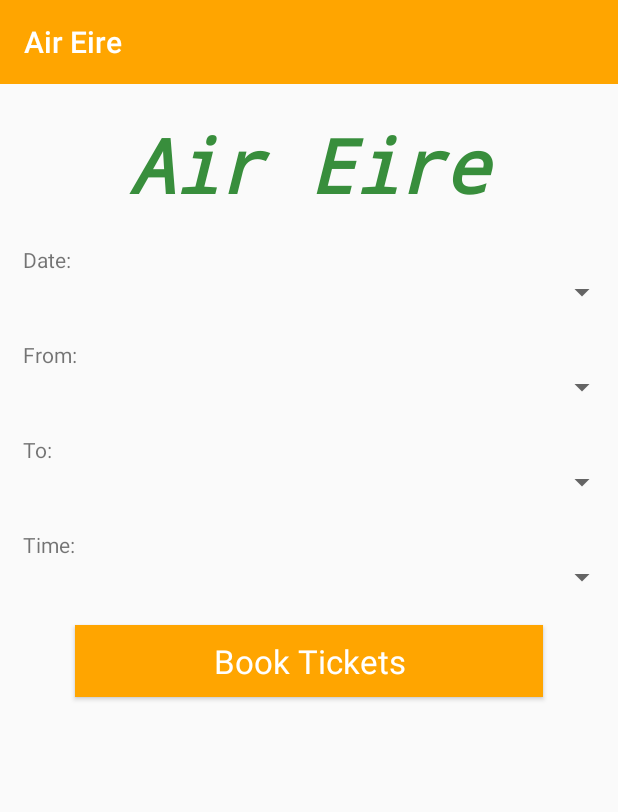
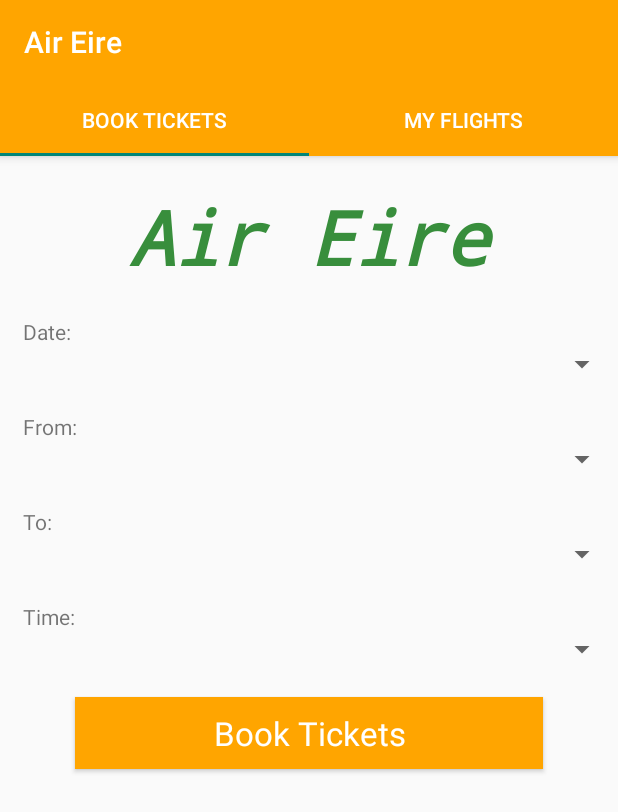
Before and after one commit to ConorH99/AndroidFlightBookingApp, an Android app: the AccountHomeActivity screen opened directly, with no data from a screen before it, on a phone screen of 412 x 824 dp. Shown: the top 812 px of the screen. Run offline under Robolectric (Android 15) with nearby library versions, the phone set to English and light mode, and no system bars; our stand-ins replace Room's generated code; 1 statement that could not run was skipped.

Commit message:
Addressed warnings throughout project

```diff
--- a/app/src/main/java/com/aireire/app/AccountHomeActivity.java
+++ b/app/src/main/java/com/aireire/app/AccountHomeActivity.java
@@ -1,6 +1,5 @@
 package com.aireire.app;
 
-import androidx.annotation.NonNull;
 import androidx.appcompat.app.AppCompatActivity;
 import androidx.appcompat.widget.Toolbar;
 import androidx.fragment.app.Fragment;
@@ -11,11 +10,12 @@ import androidx.viewpager.widget.ViewPager;
 import android.content.Intent;
 import android.os.Bundle;
 
+import com.google.android.material.tabs.TabLayout;
+
 public class AccountHomeActivity extends AppCompatActivity {
 
     public static final String USER_EMAIL_INTENT = null;
     public static String USER_EMAIL;
-    FlightDao flightDao;
 
     @Override
     protected void onCreate(Bundle savedInstanceState) {
@@ -26,12 +26,16 @@ public class AccountHomeActivity extends AppCompatActivity {
         setSupportActionBar(toolbar);
         Intent intent = getIntent();
         USER_EMAIL = intent.getStringExtra(USER_EMAIL_INTENT);
+        System.out.println(USER_EMAIL);
         ViewPager pager = findViewById(R.id.pager);
         AppSectionsAdapter adapter = new AppSectionsAdapter(getSupportFragmentManager());
         pager.setAdapter(adapter);
+        TabLayout tabs = findViewById(R.id.tabs);
+        tabs.setTabTextColors(getColor(R.color.white), getColor(R.color.white));
+        tabs.setupWithViewPager(pager);
     }
 
-    public class AppSectionsAdapter extends FragmentPagerAdapter {
+    private class AppSectionsAdapter extends FragmentPagerAdapter {
 
         public AppSectionsAdapter(FragmentManager manager) {
             super(manager, BEHAVIOR_RESUME_ONLY_CURRENT_FRAGMENT);
@@ -42,7 +46,6 @@ public class AccountHomeActivity extends AppCompatActivity {
             return 2;
         }
 
-        @NonNull
         @Override
         public Fragment getItem(int position) {
             switch (position) {
@@ -53,5 +56,16 @@ public class AccountHomeActivity extends AppCompatActivity {
             }
             return null;
         }
+
+        @Override
+        public CharSequence getPageTitle(int position) {
+            switch (position) {
+                case 0:
+                    return getString(R.string.book_ticket);
+                case 1:
+                    return getString(R.string.my_flights);
+            }
+            return null;
+        }
     }
 }
--- a/app/src/main/java/com/aireire/app/AppDatabase.java
+++ b/app/src/main/java/com/aireire/app/AppDatabase.java
@@ -1,6 +1,7 @@
 package com.aireire.app;
 
 import android.content.Context;
+import android.util.Log;
 
 import androidx.annotation.NonNull;
 import androidx.room.Database;
--- a/app/src/main/java/com/aireire/app/BookedFlightDao.java
+++ b/app/src/main/java/com/aireire/app/BookedFlightDao.java
@@ -6,6 +6,8 @@ import androidx.room.Query;
 @Dao
 public interface BookedFlightDao {
 
-    @Query("select departure, destination, date, time from flights inner join user_flight on flights.id = user_flight.id inner join users on users.id = user_flight.userId where users.email = :email")
+    @Query("select departure, destination, date, time from flights " +
+            "inner join user_flight on flights.id = user_flight.flightId " +
+            "inner join users on users.id = user_flight.userId where users.email = :email")
     BookedFlight[] selectBookedFlights(String email);
 }
--- a/app/src/main/java/com/aireire/app/BookedFlightsAdapter.java
+++ b/app/src/main/java/com/aireire/app/BookedFlightsAdapter.java
@@ -10,7 +10,7 @@ import androidx.recyclerview.widget.RecyclerView;
 
 public class BookedFlightsAdapter extends RecyclerView.Adapter<BookedFlightsAdapter.ViewHolder> {
 
-    private BookedFlight[] bookedFlights;
+    private final BookedFlight[] bookedFlights;
 
     public BookedFlightsAdapter(final BookedFlight[] bookedFlights) {
         this.bookedFlights = bookedFlights;
@@ -44,7 +44,7 @@ public class BookedFlightsAdapter extends RecyclerView.Adapter<BookedFlightsAdap
 
     public static class ViewHolder extends RecyclerView.ViewHolder {
 
-        private CardView cardView;
+        private final CardView cardView;
 
         public ViewHolder(CardView view) {
             super(view);
--- a/app/src/main/java/com/aireire/app/FlightDao.java
+++ b/app/src/main/java/com/aireire/app/FlightDao.java
@@ -2,10 +2,8 @@
 
 
  import androidx.room.Dao;
- import androidx.room.Delete;
  import androidx.room.Insert;
  import androidx.room.Query;
- import androidx.room.Update;
 
 
  import static androidx.room.OnConflictStrategy.REPLACE;
@@ -15,24 +13,6 @@
 
      @Insert(onConflict = REPLACE)
      void insertFlight(Flight flight);
-
-     @Insert(onConflict = REPLACE)
-     void insertFlights(Flight... flights);
-
-     @Update
-     void updateFlight(Flight flight);
-
-     @Update
-     void updateFlights(Flight... flights);
-
-     @Delete
-     void deleteFlight(Flight flight);
-
-     @Delete
-     void deleteUsers(Flight... flights);
-
-     @Query("SELECT * from flights")
-     Flight[] selectAllFlights();
 
      @Query("SELECT DISTINCT departure FROM flights")
      String[] selectAllDepartures();
--- a/app/src/main/java/com/aireire/app/LoginActivity.java
+++ b/app/src/main/java/com/aireire/app/LoginActivity.java
@@ -22,7 +22,7 @@ public class LoginActivity extends RequiredFields {
         emailView = findViewById(R.id.email_entry_view);
         passwordView = findViewById(R.id.password_entry_view);
         Toolbar toolbar = findViewById(R.id.toolbar_login);
-        toolbar.setTitleTextColor(getResources().getColor(R.color.white));
+        toolbar.setTitleTextColor(getColor(R.color.white));
         setSupportActionBar(toolbar);
         AppDatabase db = AppDatabase.getInstance(this);
         userDao = db.userDao();
--- a/app/src/main/java/com/aireire/app/MainActivity.java
+++ b/app/src/main/java/com/aireire/app/MainActivity.java
@@ -14,9 +14,8 @@ public class MainActivity extends AppCompatActivity {
         super.onCreate(savedInstanceState);
         setContentView(R.layout.activity_main);
         Toolbar toolbar = findViewById(R.id.toolbar_welcome);
-        toolbar.setTitleTextColor(getResources().getColor(R.color.white));
+        toolbar.setTitleTextColor(getColor(R.color.white));
         setSupportActionBar(toolbar);
-        AppDatabase db = AppDatabase.getInstance(this);
     }
 
     public void loginOnClick(View view) {
--- a/app/src/main/java/com/aireire/app/RequiredFields.java
+++ b/app/src/main/java/com/aireire/app/RequiredFields.java
@@ -8,8 +8,6 @@ import androidx.appcompat.app.AppCompatActivity;
 import com.google.android.material.textfield.TextInputLayout;
 
 public abstract class RequiredFields extends AppCompatActivity {
-
-    private Context context;
 
     public boolean isFieldEmpty(TextInputLayout textBox) {
         if (textBox.getError() != null) {
--- a/app/src/main/java/com/aireire/app/SignupActivity.java
+++ b/app/src/main/java/com/aireire/app/SignupActivity.java
@@ -26,7 +26,7 @@ public class SignupActivity extends RequiredFields {
         emailView = findViewById(R.id.email_entry_view);
         passwordView = findViewById(R.id.password_entry_view);
         Toolbar toolbar = findViewById(R.id.toolbar_signup);
-        toolbar.setTitleTextColor(getResources().getColor(R.color.white));
+        toolbar.setTitleTextColor(getColor(R.color.white));
         setSupportActionBar(toolbar);
         db = AppDatabase.getInstance(this);
         userDao = db.userDao();
--- a/app/src/main/java/com/aireire/app/UserDao.java
+++ b/app/src/main/java/com/aireire/app/UserDao.java
@@ -1,10 +1,8 @@
 package com.aireire.app;
 
 import androidx.room.Dao;
-import androidx.room.Delete;
 import androidx.room.Insert;
 import androidx.room.Query;
-import androidx.room.Update;
 
 import static androidx.room.OnConflictStrategy.REPLACE;
 
@@ -13,24 +11,6 @@ public interface UserDao {
     @Insert(onConflict = REPLACE)
     void insertUser(User user);
 
-    @Insert(onConflict = REPLACE)
-    void insertUsers(User...users);
-
-    @Update
-    void update(User user);
-
-    @Update
-    void updateUsers(User...users);
-
-    @Delete
-    void deleteUser(User user);
-
-    @Delete
-    void deleteUsers(User...user);
-
-    @Query("SELECT * from users")
-    User[] selectAllUsers();
-
     @Query("SELECT * FROM users WHERE email = :email")
     User selectUserWithEmail(String email);
 
--- a/app/src/main/res/layout/activity_account_home.xml
+++ b/app/src/main/res/layout/activity_account_home.xml
@@ -1,15 +1,24 @@
 <?xml version="1.0" encoding="utf-8"?>
 <LinearLayout xmlns:android="http://schemas.android.com/apk/res/android"
-    xmlns:app="http://schemas.android.com/apk/res-auto"
     xmlns:tools="http://schemas.android.com/tools"
     android:layout_width="match_parent"
     android:layout_height="match_parent"
     android:orientation="vertical"
     tools:context=".AccountHomeActivity">
 
-    <include
-        android:id="@+id/toolbar_account_home"
-        layout="@layout/toolbar" />
+    <com.google.android.material.appbar.AppBarLayout
+        android:layout_width="match_parent"
+        android:layout_height="wrap_content">
+
+        <include
+            android:id="@+id/toolbar_account_home"
+            layout="@layout/toolbar" />
+
+        <com.google.android.material.tabs.TabLayout
+            android:id="@+id/tabs"
+            android:layout_width="match_parent"
+            android:layout_height="wrap_content"/>
+    </com.google.android.material.appbar.AppBarLayout>
 
     <androidx.viewpager.widget.ViewPager
         android:id="@+id/pager"
--- a/app/src/main/res/values/strings.xml
+++ b/app/src/main/res/values/strings.xml
@@ -20,4 +20,6 @@
     <string name="book_button">Book Tickets</string>
     <string name="order_confirmed_text">Order Confirmed!</string>
     <string name="thanks_text">Thanks for choosing Air Eire!</string>
+    <string name="book_ticket">Book Tickets</string>
+    <string name="my_flights">My Flights</string>
 </resources>
```
